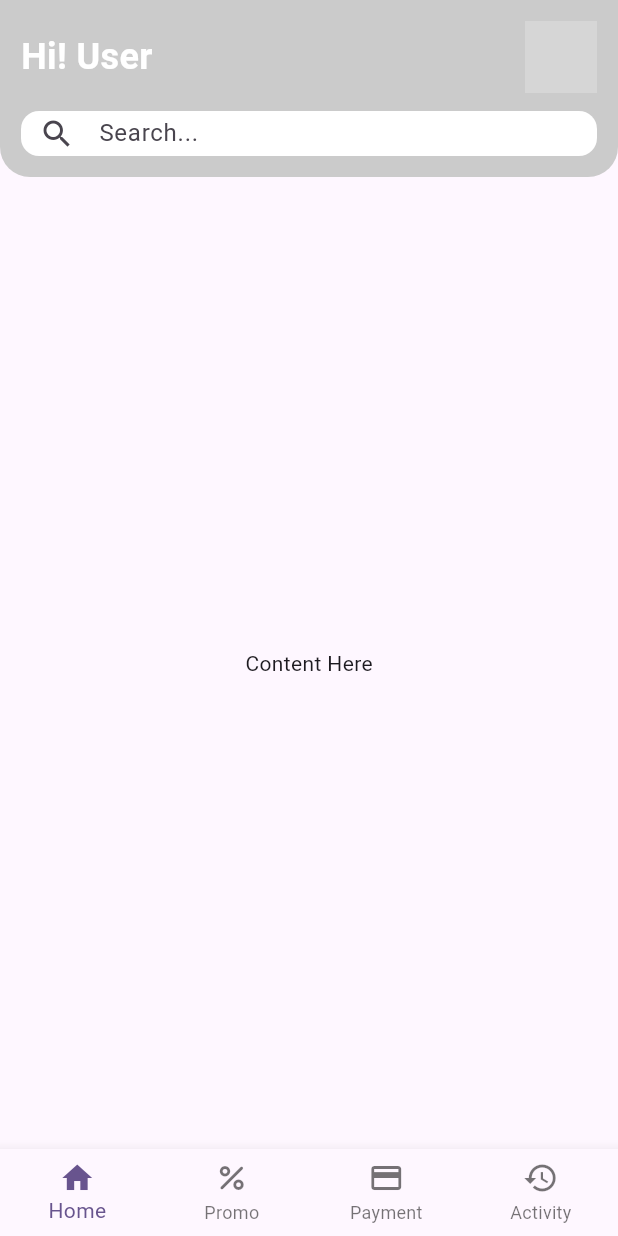
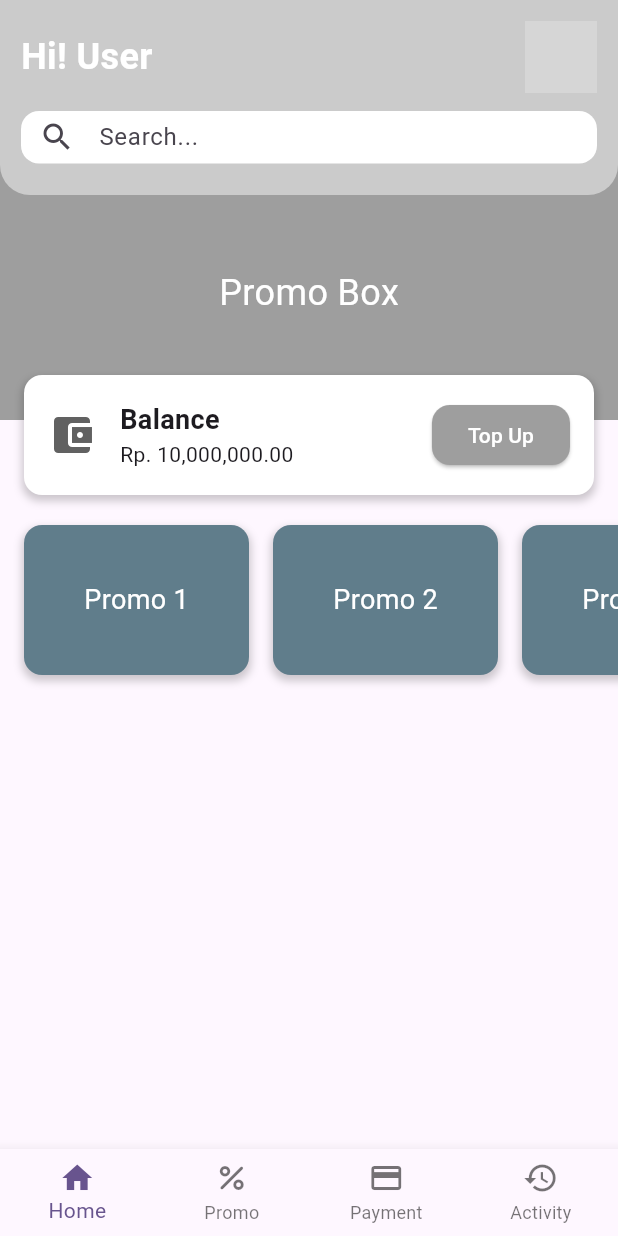
Before and after one commit to HengkyLaurencio/GoDec, a Flutter app: the screen it shows after launch, on a phone screen of 412 x 824 dp. Run offline on Flutter 3.47's test engine with Material 3 defaults, Android fonts, the phone set to English and light mode, and no system bars; network calls fail; grey boxes are pictures that could not be loaded.

Commit message:
add balance card and promo

```diff
--- /dev/null
+++ b/lib/balance_card.dart
@@ -0,0 +1,62 @@
+import 'package:flutter/material.dart';
+
+class BalanceCard extends StatelessWidget {
+  const BalanceCard({super.key});
+
+  @override
+  Widget build(BuildContext context) {
+    return Container(
+      padding: const EdgeInsets.all(16),
+      decoration: BoxDecoration(
+        color: Colors.white,
+        borderRadius: BorderRadius.circular(12),
+        boxShadow: [
+          BoxShadow(
+            color: Colors.black.withOpacity(0.2),
+            spreadRadius: 1,
+            blurRadius: 4,
+            offset: const Offset(0, 3),
+          ),
+        ],
+      ),
+      child: Row(
+        children: [
+          Icon(
+            Icons.account_balance_wallet,
+            size: 32,
+            color: Colors.grey[700],
+          ),
+          const SizedBox(width: 16),
+          const Expanded(
+            child: Column(
+              crossAxisAlignment: CrossAxisAlignment.start,
+              children: [
+                Text(
+                  'Balance',
+                  style: TextStyle(
+                    fontSize: 18,
+                    fontWeight: FontWeight.bold,
+                  ),
+                ),
+                Text('Rp. 10,000,000.00'),
+              ],
+            ),
+          ),
+          ElevatedButton(
+            onPressed: () {},
+            style: ElevatedButton.styleFrom(
+              backgroundColor: Colors.grey,
+              shape: RoundedRectangleBorder(
+                borderRadius: BorderRadius.circular(12),
+              ),
+            ),
+            child: const Text(
+              'Top Up',
+              style: TextStyle(color: Colors.white),
+            ),
+          ),
+        ],
+      ),
+    );
+  }
+}
--- a/lib/home_app_bar.dart
+++ b/lib/home_app_bar.dart
@@ -1,21 +1,19 @@
 import 'package:flutter/material.dart';
 
-class HomeAppBar extends StatelessWidget implements PreferredSizeWidget {
+class HomeAppBar extends StatelessWidget {
   const HomeAppBar({super.key});
 
   @override
-  Size get preferredSize => const Size.fromHeight(118);
-
-  @override
   Widget build(BuildContext context) {
-    return ClipRRect(
-      borderRadius: const BorderRadius.only(
+    return Container(
+      height: 130, // Fixed height for the app bar
+      decoration: const BoxDecoration(
+        color: Color(0xffCBCBCB), // Background color of the AppBar
+        borderRadius: BorderRadius.only(
           bottomLeft: Radius.circular(20),
           bottomRight: Radius.circular(20),
         ),
-      child: AppBar(
-        backgroundColor: Color(0xffCBCBCB),
-        flexibleSpace: Container(
+      ),
       padding: const EdgeInsets.all(14),
       child: Column(
         mainAxisAlignment: MainAxisAlignment.end,
@@ -41,11 +39,7 @@ class HomeAppBar extends StatelessWidget implements PreferredSizeWidget {
           ),
           const SizedBox(height: 12),
           Container(
-                constraints: const BoxConstraints(
-                  maxHeight: 30,
-                ),
-                child: Padding(
-                  padding: const EdgeInsets.symmetric(horizontal: 0.0),
+            height: 35, // Ensure fixed height for the search box
             child: TextField(
               decoration: InputDecoration(
                 hintText: 'Search...',
@@ -60,10 +54,8 @@ class HomeAppBar extends StatelessWidget implements PreferredSizeWidget {
               ),
             ),
           ),
-              ),
+          const SizedBox(height: 7),
         ],
-          ),
-        ),
       ),
     );
   }
--- a/lib/home_page.dart
+++ b/lib/home_page.dart
@@ -1,15 +1,105 @@
 import 'package:flutter/material.dart';
 import 'home_app_bar.dart';
+import 'balance_card.dart';
 
 class HomePage extends StatelessWidget {
   const HomePage({super.key});
 
   @override
   Widget build(BuildContext context) {
+    final screenWidth = MediaQuery.of(context).size.width;
+
     return Scaffold(
-      appBar: const HomeAppBar(),
-      body: const Center(
-        child: Text('Content Here'),
+      body: SingleChildScrollView(
+        child: SizedBox(
+          height: MediaQuery.of(context).size.height *
+              1, // Adjust height based on content
+          child: Stack(
+            children: [
+              // Promo image box
+              Positioned(
+                top: 130 - 20, // Adjust overlap with AppBar
+                left: 0,
+                right: 0,
+                child: Container(
+                  width: screenWidth,
+                  height: 170,
+                  color: Colors.grey,
+                  child: const Center(
+                    child: Text(
+                      'Promo Box',
+                      style: TextStyle(color: Colors.white, fontSize: 24),
+                    ),
+                  ),
+                ),
+              ),
+              // AppBar
+              const Positioned(
+                top: 0,
+                left: 0,
+                right: 0,
+                child: HomeAppBar(),
+              ),
+              // Balance Card
+              const Positioned(
+                top: 130 + 170 - 50,
+                left: 16,
+                right: 16,
+                child: BalanceCard(),
+              ),
+              // Scrollable Promo Cards
+              Positioned(
+                top: 130 + 170 + 40, // Position right below Balance card
+                left: 0,
+                right: 0,
+                child: SizedBox(
+                  height: 120, // Fixed height for promo section
+                  child: SingleChildScrollView(
+                    scrollDirection: Axis.horizontal,
+                    padding: const EdgeInsets.symmetric(horizontal: 16),
+                    child: Row(
+                      children: [
+                        _buildPromoCard('Promo 1'),
+                        const SizedBox(width: 16),
+                        _buildPromoCard('Promo 2'),
+                        const SizedBox(width: 16),
+                        _buildPromoCard('Promo 3'),
+                        const SizedBox(width: 16),
+                        _buildPromoCard('Promo 4'),
+                      ],
+                    ),
+                  ),
+                ),
+              ),
+            ],
+          ),
+        ),
+      ),
+    );
+  }
+
+  // Widget for promo card
+  Widget _buildPromoCard(String title) {
+    return Container(
+      width: 150,
+      height: 100,
+      decoration: BoxDecoration(
+        color: Colors.blueGrey,
+        borderRadius: BorderRadius.circular(12),
+        boxShadow: [
+          BoxShadow(
+            color: Colors.black.withOpacity(0.2),
+            spreadRadius: 1,
+            blurRadius: 4,
+            offset: const Offset(0, 3),
+          ),
+        ],
+      ),
+      child: Center(
+        child: Text(
+          title,
+          style: const TextStyle(color: Colors.white, fontSize: 18),
+        ),
       ),
     );
   }
```
Lines whose indentation alone changed are shown as unchanged.
